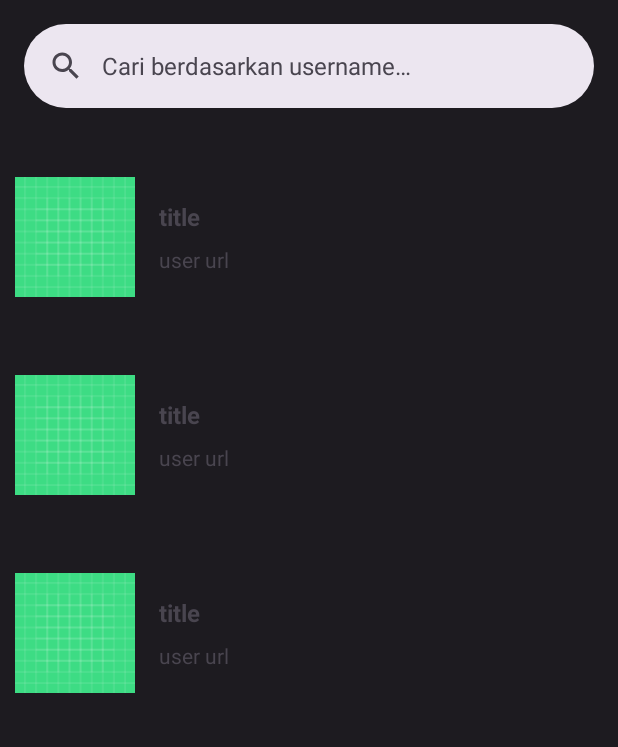
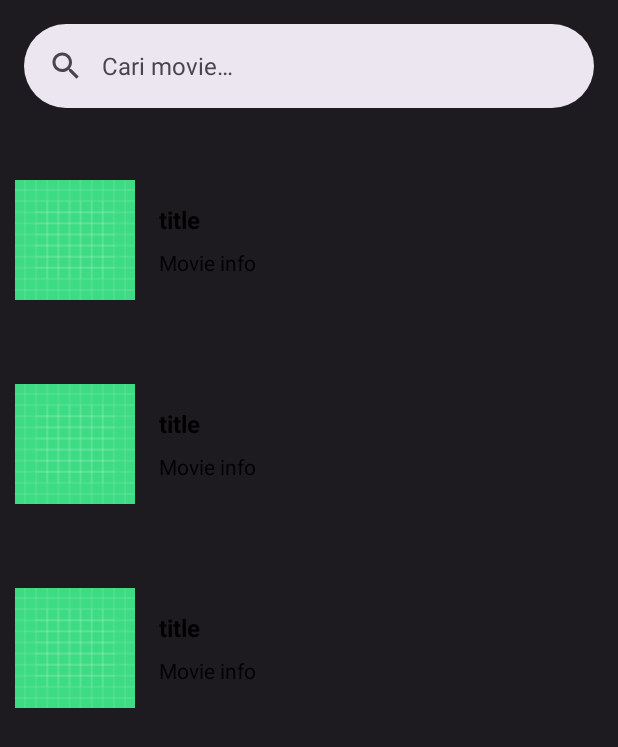
Before and after one commit to irgiys/MyMovieList, an Android app: the layout activity_main.xml on its own in the app's theme, with its tools: preview values and no code run, on a phone screen of 412 x 824 dp. Shown: the top 747 px of the screen. Run offline under Robolectric (Android 15) with nearby library versions, the phone set to English and light mode, and no system bars.

```diff
--- a/app/src/main/res/layout/activity_main.xml
+++ b/app/src/main/res/layout/activity_main.xml
@@ -4,7 +4,6 @@
     xmlns:tools="http://schemas.android.com/tools"
     android:layout_width="match_parent"
     android:layout_height="match_parent"
-    android:background="?attr/colorOnBackground"
     tools:context=".ui.MainActivity">
 
     <ProgressBar
--- a/app/src/main/res/layout/movie_item.xml
+++ b/app/src/main/res/layout/movie_item.xml
@@ -11,7 +11,7 @@
     <ImageView
         android:id="@+id/poster"
         android:layout_width="80dp"
-        android:paddingVertical="8dp"
+        android:paddingVertical="10dp"
         android:layout_height="match_parent"
         tools:src="@drawable/ic_launcher_background"
         app:layout_constraintStart_toStartOf="parent"
@@ -22,34 +22,36 @@
     <LinearLayout
         android:layout_width="0dp"
         android:layout_height="match_parent"
+        android:layout_marginStart="16dp"
+        android:orientation="vertical"
+        app:layout_constraintBottom_toBottomOf="parent"
         app:layout_constraintStart_toEndOf="@id/poster"
-        app:layout_constraintBottom_toBottomOf="parent"
-        app:layout_constraintTop_toTopOf="parent"
-        app:layout_constraintEnd_toEndOf="parent"
-        android:orientation="vertical"
-        android:layout_marginStart="16dp"
-        >
+        app:layout_constraintTop_toTopOf="parent">
 
         <TextView
             android:id="@+id/tv_title"
             android:layout_width="match_parent"
             android:layout_height="wrap_content"
+            android:layout_marginBottom="8dp"
+            android:textColor="@color/black"
             android:textSize="16sp"
-        android:layout_marginBottom="8dp"
+            android:textStyle="bold"
             app:layout_constraintEnd_toEndOf="parent"
             app:layout_constraintStart_toEndOf="@+id/poster"
             app:layout_constraintTop_toTopOf="parent"
-        android:textStyle="bold"
-        tools:text="@string/title"
-        />
+            tools:text="@string/title" />
+
         <TextView
             android:id="@+id/tv_info"
             android:layout_width="match_parent"
             android:layout_height="wrap_content"
-        app:layout_constraintTop_toBottomOf="@+id/tv_title"
+            android:textColor="@color/black"
             app:layout_constraintEnd_toEndOf="parent"
             app:layout_constraintStart_toEndOf="@+id/poster"
-        tools:text="@string/user_url" />
+            app:layout_constraintTop_toBottomOf="@+id/tv_title"
+            tools:text="@string/movie_info"
+
+            />
     </LinearLayout>
 
 </androidx.constraintlayout.widget.ConstraintLayout>
--- a/app/src/main/res/values/strings.xml
+++ b/app/src/main/res/values/strings.xml
@@ -1,11 +1,11 @@
 <resources>
     <string name="app_name">MyMovieList</string>
     <string name="search">Cari apa</string>
-    <string name="searchbar_hint">Cari berdasarkan username…</string>
+    <string name="searchbar_hint">Cari movie…</string>
     <string name="profile_picture">Foto Profile</string>
     <string name="user_name">username</string>
     <string name="name">name</string>
-    <string name="user_url">user url</string>
+    <string name="movie_info">Movie info</string>
     <string name="followers">Followers</string>
     <string name="following">Following</string>
     <string name="dot">•</string>
```
Also changed, not shown: app/src/main/java/com/ourapps/mymovielist/viewmodel/MainViewModel.kt (+11 -3 lines). Lines whose indentation alone changed are shown as unchanged.
